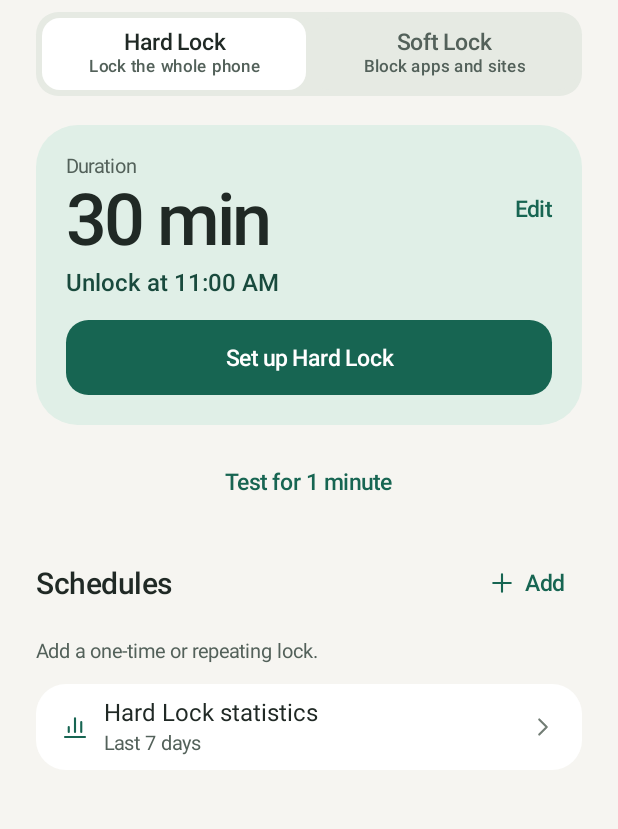
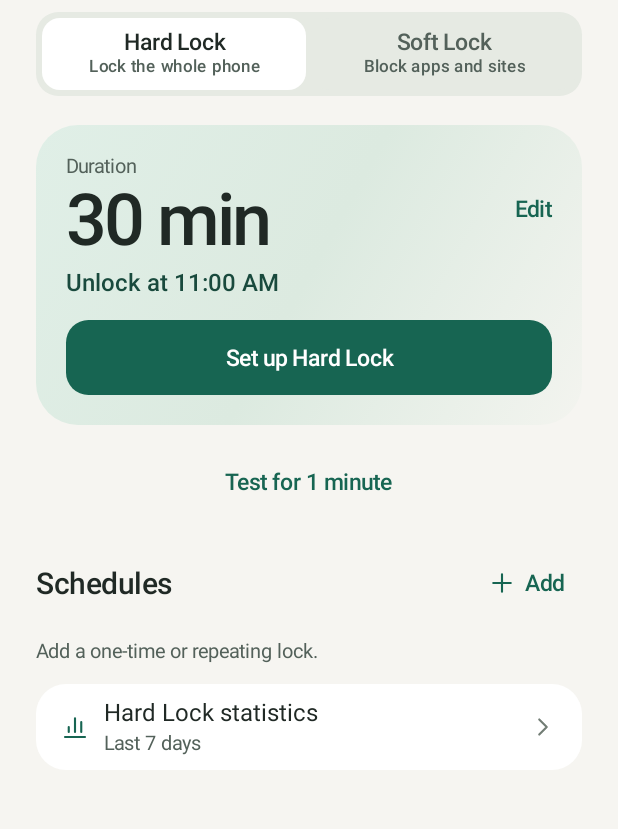
Before and after one commit to jichoi33/Focus-Lock, an Android app built with Jetpack Compose: the screen it shows after launch (MainActivity), on a phone screen of 412 x 824 dp, the part 84-913 px from its top. Run offline under Robolectric (Android 15) with nearby library versions, the phone set to English and light mode, and no system bars.

Commit message:
Add duration wheel haptics, tonal gradients and allowlist bulk selection

```diff
--- a/app/build.gradle
+++ b/app/build.gradle
@@ -12,8 +12,8 @@ android {
         applicationId 'com.focuslock.app.preview18'
         minSdk 26
         targetSdk 35
-        versionCode 35
-        versionName '1.9.21'
+        versionCode 36
+        versionName '1.9.22'
         resourceConfigurations += ['en']
     }
     compileOptions {
--- a/app/src/main/java/com/focuslock/app/SoftBlocker.java
+++ b/app/src/main/java/com/focuslock/app/SoftBlocker.java
@@ -661,7 +661,9 @@ public final class SoftBlocker extends AccessibilityService {
         void updateAppearance(Configuration configuration) {
             boolean dark = (configuration.uiMode & Configuration.UI_MODE_NIGHT_MASK)
                     == Configuration.UI_MODE_NIGHT_YES;
-            setBackgroundColor(dark ? 0xff131816 : 0xfff6f5f1);
+            int[] backdrop = dark ? new int[]{0xff203b32, 0xff161e1b, 0xff131816}
+                    : new int[]{0xffdeede6, 0xffeff3ed, 0xfff6f5f1};
+            setBackground(new GradientDrawable(GradientDrawable.Orientation.TL_BR, backdrop));
             heading.setTextColor(dark ? 0xffecf2ec : 0xff202925);
             deadline.setTextColor(dark ? 0xff8dd6b8 : 0xff194a3d);
             detail.setTextColor(dark ? 0xffb5c2b8 : 0xff53615a);
--- a/app/src/main/res/drawable/ic_focus.xml
+++ b/app/src/main/res/drawable/ic_focus.xml
@@ -1,7 +1,13 @@
 <vector xmlns:android="http://schemas.android.com/apk/res/android"
+    xmlns:aapt="http://schemas.android.com/aapt"
     android:width="72dp" android:height="72dp" android:viewportWidth="72" android:viewportHeight="72">
-    <path android:fillColor="#176552"
-        android:pathData="M18,4h36a14,14 0,0 1,14 14v36a14,14 0,0 1,-14 14H18A14,14 0,0 1,4 54V18A14,14 0,0 1,18 4z" />
+    <path
+        android:pathData="M18,4h36a14,14 0,0 1,14 14v36a14,14 0,0 1,-14 14H18A14,14 0,0 1,4 54V18A14,14 0,0 1,18 4z">
+        <aapt:attr name="android:fillColor">
+            <gradient android:startX="10" android:startY="4" android:endX="59" android:endY="70"
+                android:startColor="#368B78" android:centerColor="#176552" android:endColor="#163E48" />
+        </aapt:attr>
+    </path>
     <path android:strokeColor="#FFFFFF" android:strokeWidth="3.1" android:strokeLineCap="round"
         android:strokeLineJoin="round"
         android:pathData="M29,32v-5a7,7 0,0 1,14 0v5M27,32h18a3,3 0,0 1,3 3v11a3,3 0,0 1,-3 3H27a3,3 0,0 1,-3 -3V35a3,3 0,0 1,3 -3zM36,39v4" />
```
Also changed, not shown: app/src/main/java/com/focuslock/app/CompletionScreen.kt (+5 -3 lines), app/src/main/java/com/focuslock/app/FocusDialogs.kt (+18 -1 lines), app/src/main/java/com/focuslock/app/FocusTheme.kt (+13 -3 lines).
